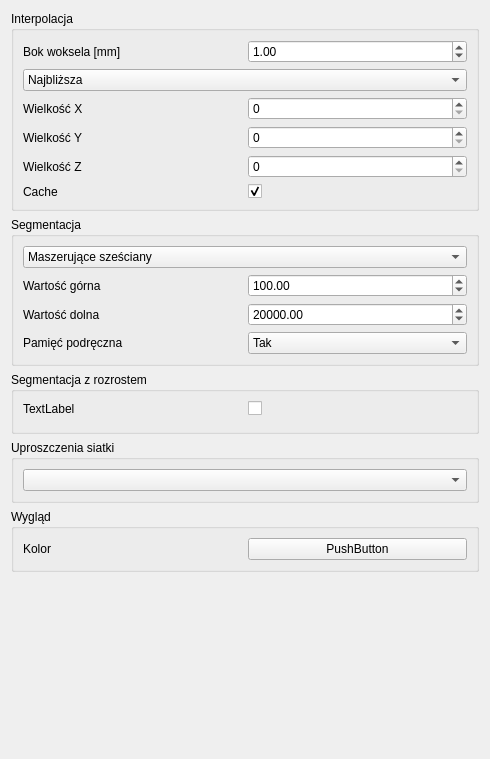
Before: the Qt Designer form src/SokarUi/SegmentationPipelineEditor.ui in jedrzejowski/sokar-app, drawn with Qt 5.
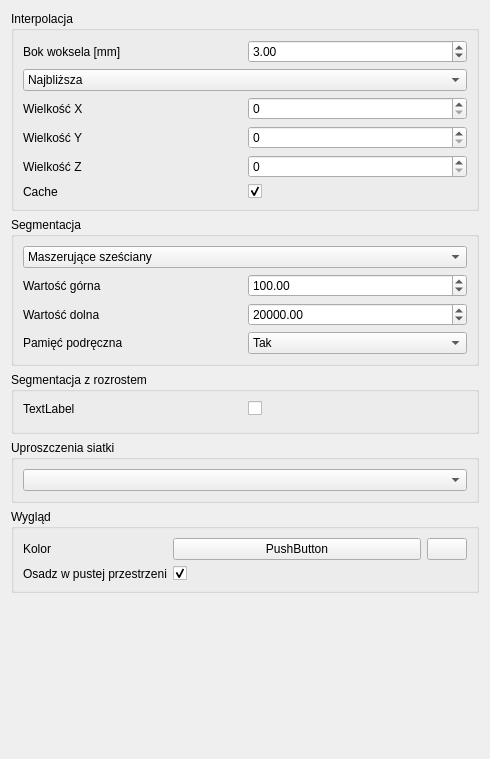
After: the same form once the commit is applied. Icons and pictures are not drawn. Custom widgets are drawn as their Qt base class.

The edit to the form file:
```diff
--- a/src/SokarUi/SegmentationPipelineEditor.ui
+++ b/src/SokarUi/SegmentationPipelineEditor.ui
@@ -50,7 +50,7 @@
       <item row="0" column="1">
        <widget class="QDoubleSpinBox" name="interpolationWokselSize">
         <property name="value">
-         <double>1.000000000000000</double>
+         <double>3.000000000000000</double>
         </property>
        </widget>
       </item>
@@ -259,12 +259,43 @@
         </property>
        </widget>
       </item>
+      <item row="1" column="0">
+       <widget class="QLabel" name="label_9">
+        <property name="text">
+         <string>Osadz w pustej przestrzeni</string>
+        </property>
+       </widget>
+      </item>
+      <item row="1" column="1">
+       <widget class="QCheckBox" name="emptyEnv">
+        <property name="text">
+         <string notr="true"/>
+        </property>
+        <property name="checked">
+         <bool>true</bool>
+        </property>
+       </widget>
+      </item>
       <item row="0" column="1">
-       <widget class="QPushButton" name="colorPushButton">
-        <property name="text">
-         <string>PushButton</string>
-        </property>
-       </widget>
+       <layout class="QHBoxLayout" name="horizontalLayout" stretch="1,0">
+        <item>
+         <widget class="QPushButton" name="pickColorButton">
+          <property name="text">
+           <string>PushButton</string>
+          </property>
+         </widget>
+        </item>
+        <item>
+         <widget class="QPushButton" name="randomColorButton">
+          <property name="text">
+           <string notr="true"/>
+          </property>
+          <property name="icon">
+           <iconset theme="reload"/>
+          </property>
+         </widget>
+        </item>
+       </layout>
       </item>
      </layout>
     </widget>
```
